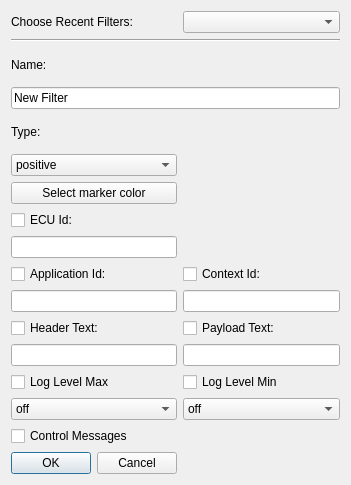
Above: src/filterdialog.ui from COVESA/dlt-viewer before the change. Below: the same form after it.
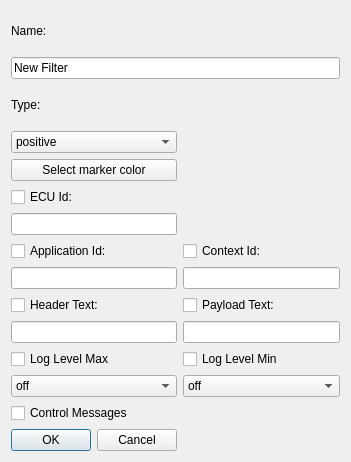
That is the form after the change. Icons and pictures are not drawn.

Commit message: Added recent filters to filter menu

```diff
--- a/src/filterdialog.ui
+++ b/src/filterdialog.ui
@@ -7,7 +7,7 @@
     <x>0</x>
     <y>0</y>
     <width>351</width>
-    <height>485</height>
+    <height>462</height>
    </rect>
   </property>
   <property name="windowTitle">
@@ -18,21 +18,21 @@
     <normaloff>:/toolbar/png/edit-cut.png</normaloff>:/toolbar/png/edit-cut.png</iconset>
   </property>
   <layout class="QGridLayout" name="gridLayout">
-   <item row="2" column="0">
+   <item row="0" column="0">
     <widget class="QLabel" name="label_3">
      <property name="text">
       <string>Name:</string>
      </property>
     </widget>
    </item>
-   <item row="4" column="0">
+   <item row="2" column="0">
     <widget class="QLabel" name="label_2">
      <property name="text">
       <string>Type:</string>
      </property>
     </widget>
    </item>
-   <item row="5" column="0">
+   <item row="3" column="0">
     <widget class="QComboBox" name="comboBoxType">
      <item>
       <property name="text">
@@ -51,79 +51,79 @@
      </item>
     </widget>
    </item>
-   <item row="7" column="0">
+   <item row="5" column="0">
     <widget class="QCheckBox" name="checkBoxEcuId">
      <property name="text">
       <string>ECU Id:</string>
      </property>
     </widget>
    </item>
-   <item row="8" column="0">
+   <item row="6" column="0">
     <widget class="QLineEdit" name="lineEditEcuId"/>
    </item>
-   <item row="9" column="0">
+   <item row="7" column="0">
     <widget class="QCheckBox" name="checkBoxApplicationId">
      <property name="text">
       <string>Application Id:</string>
      </property>
     </widget>
    </item>
-   <item row="9" column="1">
+   <item row="7" column="1">
     <widget class="QCheckBox" name="checkBoxContextId">
      <property name="text">
       <string>Context Id:</string>
      </property>
     </widget>
    </item>
-   <item row="10" column="0">
+   <item row="8" column="0">
     <widget class="QLineEdit" name="lineEditApplicationId">
      <property name="maxLength">
       <number>4</number>
      </property>
     </widget>
    </item>
-   <item row="10" column="1">
+   <item row="8" column="1">
     <widget class="QLineEdit" name="lineEditContextId">
      <property name="maxLength">
       <number>4</number>
      </property>
     </widget>
    </item>
-   <item row="13" column="0">
+   <item row="11" column="0">
     <widget class="QCheckBox" name="checkBoxHeaderText">
      <property name="text">
       <string>Header Text:</string>
      </property>
     </widget>
    </item>
-   <item row="13" column="1">
+   <item row="11" column="1">
     <widget class="QCheckBox" name="checkBoxPayloadText">
      <property name="text">
       <string>Payload Text:</string>
      </property>
     </widget>
    </item>
-   <item row="14" column="0">
+   <item row="12" column="0">
     <widget class="QLineEdit" name="lineEditHeaderText"/>
    </item>
-   <item row="14" column="1">
+   <item row="12" column="1">
     <widget class="QLineEdit" name="lineEditPayloadText"/>
    </item>
-   <item row="17" column="0">
+   <item row="15" column="0">
     <widget class="QCheckBox" name="checkBoxLogLevelMax">
      <property name="text">
       <string>Log Level Max</string>
      </property>
     </widget>
    </item>
-   <item row="17" column="1">
+   <item row="15" column="1">
     <widget class="QCheckBox" name="checkBoxLogLevelMin">
      <property name="text">
       <string>Log Level Min</string>
      </property>
     </widget>
    </item>
-   <item row="18" column="0">
+   <item row="16" column="0">
     <widget class="QComboBox" name="comboBoxLogLevelMax">
      <item>
       <property name="text">
@@ -162,7 +162,7 @@
      </item>
     </widget>
    </item>
-   <item row="18" column="1">
+   <item row="16" column="1">
     <widget class="QComboBox" name="comboBoxLogLevelMin">
      <item>
       <property name="text">
@@ -201,7 +201,7 @@
      </item>
     </widget>
    </item>
-   <item row="23" column="0">
+   <item row="21" column="0">
     <widget class="QDialogButtonBox" name="buttonBox">
      <property name="orientation">
       <enum>Qt::Horizontal</enum>
@@ -211,28 +211,28 @@
      </property>
     </widget>
    </item>
-   <item row="3" column="0" colspan="2">
+   <item row="1" column="0" colspan="2">
     <widget class="QLineEdit" name="lineEditName">
      <property name="text">
       <string>New Filter</string>
      </property>
     </widget>
    </item>
-   <item row="22" column="0">
+   <item row="20" column="0">
     <widget class="QCheckBox" name="checkBoxCtrlMsgs">
      <property name="text">
       <string>Control Messages</string>
      </property>
     </widget>
    </item>
-   <item row="6" column="0">
+   <item row="4" column="0">
     <widget class="QPushButton" name="buttonSelectColor">
      <property name="text">
       <string>Select marker color</string>
      </property>
     </widget>
    </item>
-   <item row="6" column="1">
+   <item row="4" column="1">
     <widget class="QLabel" name="labelSelectedColor">
      <property name="autoFillBackground">
       <bool>true</bool>
@@ -242,23 +242,6 @@
      </property>
     </widget>
    </item>
-   <item row="0" column="0">
-    <widget class="QLabel" name="label">
-     <property name="text">
-      <string>Choose Recent Filters:</string>
-     </property>
-    </widget>
-   </item>
-   <item row="0" column="1">
-    <widget class="QComboBox" name="comboBoxRecentFilters"/>
-   </item>
-   <item row="1" column="0" colspan="2">
-    <widget class="Line" name="line">
-     <property name="orientation">
-      <enum>Qt::Horizontal</enum>
-     </property>
-    </widget>
-   </item>
   </layout>
  </widget>
  <resources>
```
The commit also changes 7 other files.
